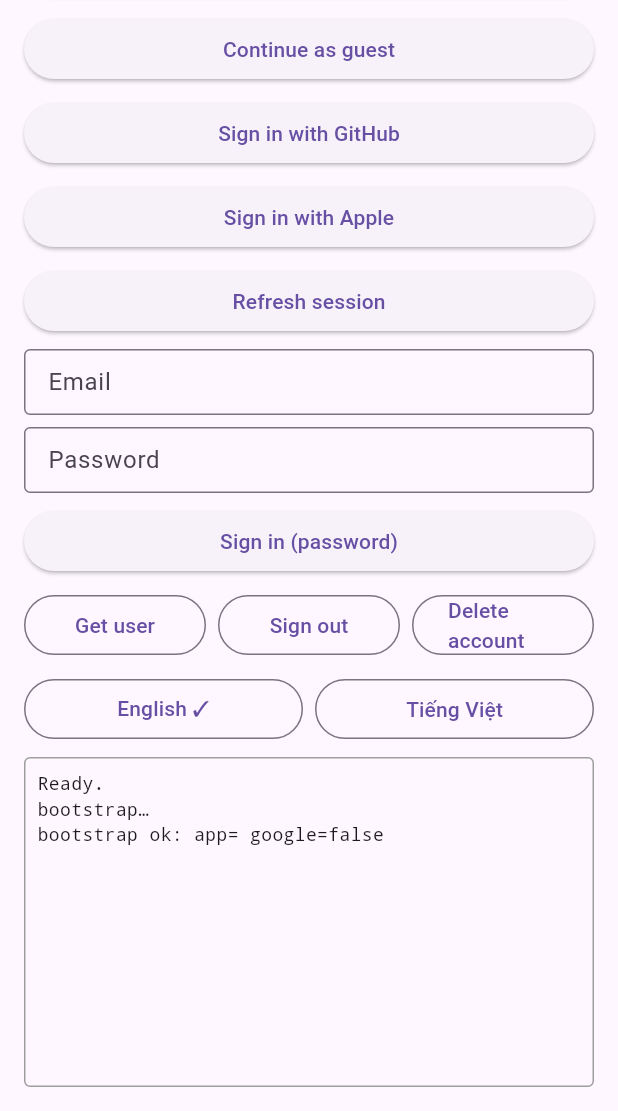
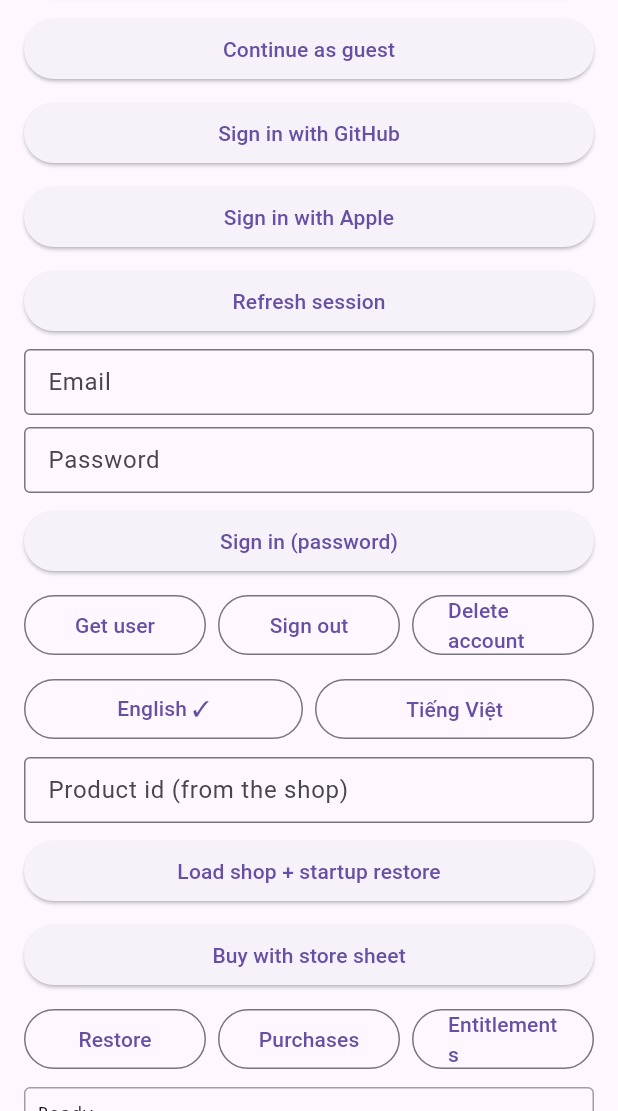
Before and after one commit to open4id-community/flutter-sdk, a Flutter app: the screen it shows after launch, scrolled down 404 dp, on a phone screen of 412 x 824 dp, the part 125-1236 px from its top. Run offline on Flutter 3.47's test engine with Material 3 defaults, Android fonts, the phone set to English and light mode, and no system bars; missing offline and left inert: open4id_sdk; statements that could not run were skipped.

Commit message:
0.5.0: payments through the built-in stores
- README/CHANGELOG synced from the published open4id_sdk 0.5.0 (first
  release carrying payments and entitlements); the stale "iOS is a stub"
  landing page is gone, and the current User Guide moved from inside the
  -ui example to the repo root
- examples pin open4id_sdk ^0.5.0: flutter-sdk-minimal gains the payments
  section (loadShop -> buy -> restore -> entitlements with change
  events); both examples resolve the published plugin and record the
  real iOS SDK resolution (open4id-community/ios-sdk 0.6.0 from GitHub)

```diff
--- a/examples/flutter-sdk-minimal-ui/pubspec.yaml
+++ b/examples/flutter-sdk-minimal-ui/pubspec.yaml
@@ -10,7 +10,7 @@ environment:
 dependencies:
   flutter:
     sdk: flutter
-  open4id_sdk: ^0.3.4
+  open4id_sdk: ^0.5.0
 
 dev_dependencies:
   flutter_test:
--- a/examples/flutter-sdk-minimal/lib/main.dart
+++ b/examples/flutter-sdk-minimal/lib/main.dart
@@ -73,6 +73,8 @@ class _MinimalHomeState extends State<MinimalHome> {
   final _log = StringBuffer();
   final _logScroll = ScrollController();
   String _locale = 'en';
+  final _productId = TextEditingController();
+  void Function()? _entitlementsCancel;
 
   @override
   void initState() {
@@ -85,12 +87,22 @@ class _MinimalHomeState extends State<MinimalHome> {
         _appendLog('auth state: signed out');
       }
     });
+    // Entitlement changes from any source (verify, restore, refresh,
+    // sign-in, sign-out) land in the log console.
+    _entitlementsCancel = _auth.entitlements().onChanged((snapshot) {
+      if (snapshot == null) return;
+      for (final entitlement in snapshot.entitlements) {
+        _appendLog('entitlement: ${entitlement.key} = ${entitlement.state}'
+            ' via ${entitlement.source}');
+      }
+    });
     _onBootstrap();
   }
 
   @override
   void dispose() {
     _authStateCancel?.call();
+    _entitlementsCancel?.call();
     _appId.dispose();
     _environment.dispose();
     _publicKey.dispose();
@@ -295,6 +307,119 @@ class _MinimalHomeState extends State<MinimalHome> {
     _appendLog('language: $tag');
   }
 
+  // ---------- Payments (built-in store on both platforms) ----------
+
+  /// Loads the shop rows with store prices, prefills the product field with
+  /// the first row, then runs the startup restore — the same call that
+  /// covers a restart (stored session) and a reinstall (fresh guest; the
+  /// store proof moves the anonymous binding).
+  Future<void> _onLoadShop() async {
+    try {
+      await _configureClient();
+    } catch (e) {
+      _appendLog('configure: ${_rootMessage(e)}');
+      return;
+    }
+    _appendLog('shop…');
+    try {
+      final rows = await _auth.store().loadShop();
+      if (rows.isEmpty) {
+        _appendLog('shop: no products for this platform (catalog disabled?)');
+        return;
+      }
+      for (final row in rows) {
+        _appendLog('shop: ${row.product.productId} [${row.product.type}]'
+            ' ${row.isResolvable ? row.formattedPrice : '(not in store)'}');
+      }
+      if (mounted) {
+        setState(() => _productId.text = rows.first.product.productId);
+      }
+      await _onRestore('startup restore');
+    } catch (e) {
+      _appendLog('shop failed: ${_rootMessage(e)}');
+    }
+  }
+
+  /// Buys the selected row through the real store sheet. The native store
+  /// verifies through Core API and acknowledges/consumes only after the
+  /// server accepted the proof — the outcome is the single value to branch
+  /// on.
+  Future<void> _onBuy() async {
+    if (_productId.text.trim().isEmpty) {
+      _appendLog('buy: product id required (load the shop first)');
+      return;
+    }
+    _appendLog('buy ${_productId.text.trim()}… (store sheet opens)');
+    try {
+      final outcome = await _auth.store().buy(_productId.text.trim());
+      if (outcome.isCancelled) {
+        _appendLog('purchase cancelled');
+        return;
+      }
+      if (outcome.isPending) {
+        _appendLog('purchase pending (ask-to-buy): a later restore picks it up');
+        return;
+      }
+      _appendLog('purchase ok: ${outcome.productId}');
+      if (outcome.receipt != null) {
+        final receipt = outcome.receipt!;
+        _appendLog('consumable ${receipt.state}: ${receipt.transactionRef}'
+            ' x${receipt.quantity}'
+            '${receipt.refundedQuantity > 0 ? ' (refunded ${receipt.refundedQuantity})' : ''}');
+        return;
+      }
+      _appendLog('verify ok: ${outcome.entitlements.length} entitlement(s)');
+    } catch (e) {
+      _appendLog('purchase failed: ${_rootMessage(e)}');
+    }
+  }
+
+  Future<void> _onRestore(String label) async {
+    _appendLog('$label: restore…');
+    try {
+      final result = await _auth.payments().restore();
+      _appendLog('$label ok: ${result.entitlements.length} entitlement(s),'
+          ' verified=${result.verified} rejected=${result.rejected}'
+          ' conflict=${result.conflict}'
+          '${result.proofsUnavailable ? ', store proofs unavailable' : ''}');
+      if (result.hasConflict) {
+        _appendLog('$label: purchase owned by another account —'
+            ' sign in as that account to recover it');
+      }
+    } catch (e) {
+      _appendLog('$label failed: ${_rootMessage(e)}');
+    }
+  }
+
+  /// Ledger receipts: how a game learns about consumable deliveries and
+  /// refunds while webhook delivery is not implemented. Android only in
+  /// 0.5.0 (iOS answers `sdk.not_implemented`).
+  Future<void> _onPurchases() async {
+    _appendLog('purchases…');
+    try {
+      final rows = await _auth.payments().purchases();
+      _appendLog('purchases ok: ${rows.length} receipt(s)');
+      for (final purchase in rows) {
+        _appendLog('  ${purchase.transactionRef} ${purchase.productId}'
+            ' [${purchase.type}] ${purchase.status} x${purchase.quantity}'
+            '${purchase.isPartiallyRefunded
+                ? ' (refunded ${purchase.refundedQuantity})' : ''}');
+      }
+    } catch (e) {
+      _appendLog('purchases failed: ${_rootMessage(e)}');
+    }
+  }
+
+  Future<void> _onRefreshEntitlements() async {
+    _appendLog('entitlements…');
+    try {
+      final snapshot = await _auth.entitlements().refresh();
+      _appendLog('entitlements ok: ${snapshot.entitlements.length}');
+    } catch (e) {
+      _appendLog('entitlements failed: ${_rootMessage(e)}');
+    }
+  }
+
   Widget _field(TextEditingController controller, String label,
       {bool obscure = false}) {
     return Padding(
@@ -394,6 +519,34 @@ class _MinimalHomeState extends State<MinimalHome> {
               ],
             ),
             const SizedBox(height: 8),
+            _field(_productId, 'Product id (from the shop)'),
+            _button('Load shop + startup restore', _onLoadShop),
+            _button('Buy with store sheet', _onBuy),
+            Row(
+              children: [
+                Expanded(
+                  child: OutlinedButton(
+                    onPressed: () => _onRestore('restore'),
+                    child: const Text('Restore'),
+                  ),
+                ),
+                const SizedBox(width: 8),
+                Expanded(
+                  child: OutlinedButton(
+                    onPressed: _onPurchases,
+                    child: const Text('Purchases'),
+                  ),
+                ),
+                const SizedBox(width: 8),
+                Expanded(
+                  child: OutlinedButton(
+                    onPressed: _onRefreshEntitlements,
+                    child: const Text('Entitlements'),
+                  ),
+                ),
+              ],
+            ),
+            const SizedBox(height: 8),
             Container(
               height: 220,
               padding: const EdgeInsets.all(8),
--- a/examples/flutter-sdk-minimal/pubspec.yaml
+++ b/examples/flutter-sdk-minimal/pubspec.yaml
@@ -10,7 +10,7 @@ environment:
 dependencies:
   flutter:
     sdk: flutter
-  open4id_sdk: ^0.3.4
+  open4id_sdk: ^0.5.0
 
 dev_dependencies:
   flutter_test:
```
Also changed, not shown: examples/flutter-sdk-minimal-ui/pubspec.lock, examples/flutter-sdk-minimal/pubspec.lock, 8 other files.
